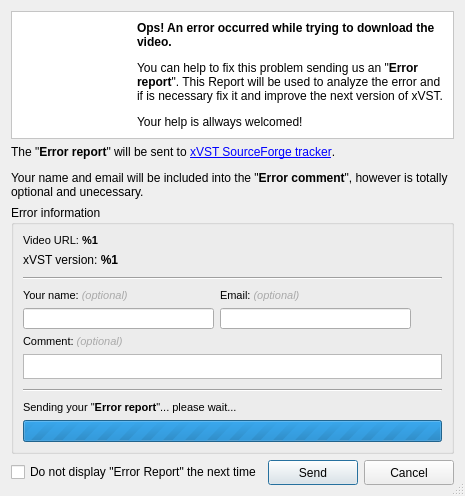
ckorn/xvst, file ui/bugreport.ui: the form before one commit.
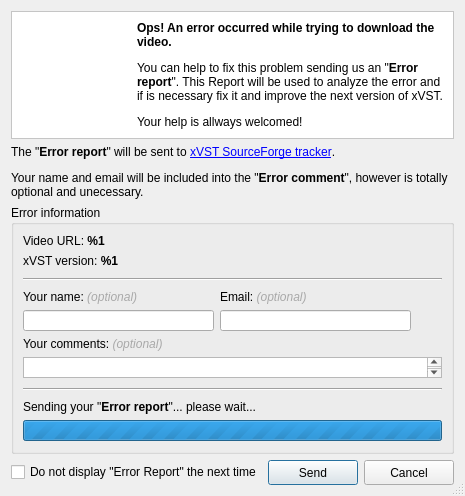
The form after the commit. Icons and pictures are not drawn.

```diff
--- a/ui/bugreport.ui
+++ b/ui/bugreport.ui
@@ -93,10 +93,7 @@
         <item>
          <widget class="QLabel" name="lblVideoURL" >
           <property name="text" >
-           <string>&lt;html>&lt;head>&lt;meta name="qrichtext" content="1" />&lt;style type="text/css">
-p, li { white-space: pre-wrap; }
-&lt;/style>&lt;/head>&lt;body style=" font-family:'MS Shell Dlg 2'; font-size:8.25pt; font-weight:400; font-style:normal;">
-&lt;p style=" margin-top:0px; margin-bottom:0px; margin-left:0px; margin-right:0px; -qt-block-indent:0; text-indent:0px; font-size:8pt;">Video URL: &lt;span style=" font-weight:600;">%1&lt;/span>&lt;/p>&lt;/body>&lt;/html></string>
+           <string>Video URL: &lt;b>%1&lt;/b></string>
           </property>
          </widget>
         </item>
@@ -127,10 +124,7 @@
         <item>
          <widget class="QLabel" name="lblName" >
           <property name="text" >
-           <string>&lt;html>&lt;head>&lt;meta name="qrichtext" content="1" />&lt;style type="text/css">
-p, li { white-space: pre-wrap; }
-&lt;/style>&lt;/head>&lt;body style=" font-family:'MS Shell Dlg 2'; font-size:8.25pt; font-weight:400; font-style:normal;">
-&lt;p style=" margin-top:0px; margin-bottom:0px; margin-left:0px; margin-right:0px; -qt-block-indent:0; text-indent:0px; font-size:8pt;">Your name: &lt;span style=" font-style:italic; color:#a9a9a9;">(optional)&lt;/span>&lt;/p>&lt;/body>&lt;/html></string>
+           <string>Your name: &lt;span style=" font-style:italic; color:#a9a9a9;">(optional)&lt;/span></string>
           </property>
          </widget>
         </item>
@@ -151,10 +145,7 @@
         <item>
          <widget class="QLabel" name="lblEmail" >
           <property name="text" >
-           <string>&lt;html>&lt;head>&lt;meta name="qrichtext" content="1" />&lt;style type="text/css">
-p, li { white-space: pre-wrap; }
-&lt;/style>&lt;/head>&lt;body style=" font-family:'MS Shell Dlg 2'; font-size:8.25pt; font-weight:400; font-style:normal;">
-&lt;p style=" margin-top:0px; margin-bottom:0px; margin-left:0px; margin-right:0px; -qt-block-indent:0; text-indent:0px; font-size:8pt;">Email: &lt;span style=" font-style:italic; color:#a9a9a9;">(optional)&lt;/span>&lt;/p>&lt;/body>&lt;/html></string>
+           <string>Email: &lt;span style=" font-style:italic; color:#a9a9a9;">(optional)&lt;/span></string>
           </property>
          </widget>
         </item>
@@ -220,10 +211,7 @@
         <item>
          <widget class="QLabel" name="lblComment" >
           <property name="text" >
-           <string>&lt;html>&lt;head>&lt;meta name="qrichtext" content="1" />&lt;style type="text/css">
-p, li { white-space: pre-wrap; }
-&lt;/style>&lt;/head>&lt;body style=" font-family:'MS Shell Dlg 2'; font-size:8.25pt; font-weight:400; font-style:normal;">
-&lt;p style=" margin-top:0px; margin-bottom:0px; margin-left:0px; margin-right:0px; -qt-block-indent:0; text-indent:0px; font-size:8pt;">Comment: &lt;span style=" font-style:italic; color:#a9a9a9;">(optional)&lt;/span>&lt;/p>&lt;/body>&lt;/html></string>
+           <string>Your comments: &lt;span style=" font-style:italic; color:#a9a9a9;">(optional)&lt;/span></string>
           </property>
          </widget>
         </item>
@@ -253,10 +241,7 @@
            <bool>true</bool>
           </property>
           <property name="text" >
-           <string>&lt;html>&lt;head>&lt;meta name="qrichtext" content="1" />&lt;style type="text/css">
-p, li { white-space: pre-wrap; }
-&lt;/style>&lt;/head>&lt;body style=" font-family:'MS Shell Dlg 2'; font-size:8.25pt; font-weight:400; font-style:normal;">
-&lt;p style=" margin-top:0px; margin-bottom:0px; margin-left:0px; margin-right:0px; -qt-block-indent:0; text-indent:0px; font-size:8pt;">Sending your "&lt;span style=" font-weight:600;">Error report&lt;/span>"... please wait...&lt;/p>&lt;/body>&lt;/html></string>
+           <string>Sending your "&lt;b>Error report&lt;/b>"... please wait...</string>
           </property>
          </widget>
         </item>
```
